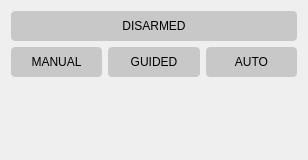
This is GS/GUI/actionwidget.ui in UCI-UAVForge/GroundStation as Qt 5 draws it before an edit. The edited form follows.
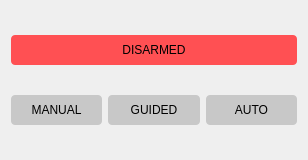
This is the edited form.

Patch:
```diff
--- a/GS/GUI/actionwidget.ui
+++ b/GS/GUI/actionwidget.ui
@@ -18,13 +18,23 @@
 	color:rgb(108, 108, 108);
 }
 QPushButton {
-    border: 0px solid rgb(200,200,200);
-    border-radius: 4px;
-    background-color:rgb(200, 200, 200);
-    min-width: 80px;
+border: 0px solid rgb(200,200,200);
+border-radius: 4px;
+background-color:rgb(200, 200, 200);
+min-width: 80px;
 	min-height: 30px;
 	color: black
 }
+QPushButton#armButton {
+	background-color:rgb(255, 80, 83);
+}
+
+QPushButton#armButton:pressed {
+	background-color: rgb(235,235,235)
+}
+
+
+
 </string>
   </property>
   <layout class="QGridLayout" name="gridLayout_2">
@@ -55,6 +65,12 @@
      <property name="text">
       <string>DISARMED</string>
      </property>
+     <property name="checkable">
+      <bool>true</bool>
+     </property>
+     <property name="checked">
+      <bool>false</bool>
+     </property>
     </widget>
    </item>
    <item row="3" column="1">
@@ -64,9 +80,6 @@
      </property>
     </widget>
    </item>
-   <item row="4" column="2">
-    <widget class="QWidget" name="widget" native="true"/>
-   </item>
   </layout>
  </widget>
  <resources/>
```
Left out of the diff: 2 changed lines with no effect on the pictures.
